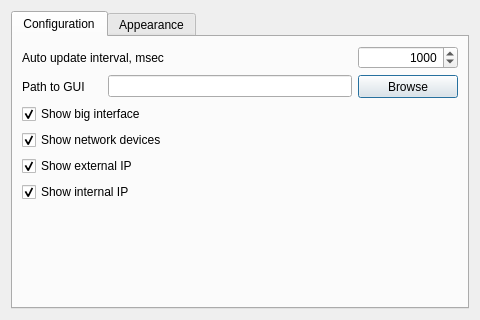
The window that sources/plasmoid/configwindow.ui (arcan1s/netctl-gui) describes before a commit, drawn with Qt 5.
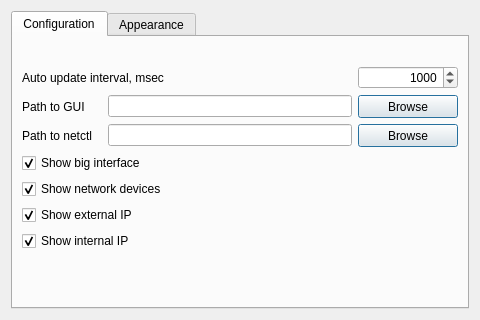
The same window after the commit. Custom widgets are drawn as their Qt base class.

Commit message: okay, buttons now work

Patch:
```diff
--- a/sources/plasmoid/configwindow.ui
+++ b/sources/plasmoid/configwindow.ui
@@ -30,6 +30,16 @@
        <string>Configuration</string>
       </attribute>
       <layout class="QVBoxLayout" name="verticalLayout_2">
+       <item>
+        <widget class="QLabel" name="label_info">
+         <property name="text">
+          <string/>
+         </property>
+         <property name="alignment">
+          <set>Qt::AlignCenter</set>
+         </property>
+        </widget>
+       </item>
        <item>
         <layout class="QHBoxLayout" name="layout_autoUpdate">
          <item>
@@ -124,6 +134,42 @@
          </item>
         </layout>
        </item>
+       <item>
+        <layout class="QHBoxLayout" name="layout_netctl">
+         <item>
+          <widget class="QLabel" name="label_netctl">
+           <property name="minimumSize">
+            <size>
+             <width>80</width>
+             <height>23</height>
+            </size>
+           </property>
+           <property name="text">
+            <string>Path to netctl</string>
+           </property>
+          </widget>
+         </item>
+         <item>
+          <widget class="QLineEdit" name="lineEdit_netctl"/>
+         </item>
+         <item>
+          <widget class="QPushButton" name="pushButton_netctl">
+           <property name="minimumSize">
+            <size>
+             <width>100</width>
+             <height>23</height>
+            </size>
+           </property>
+           <property name="text">
+            <string>Browse</string>
+           </property>
+           <property name="default">
+            <bool>true</bool>
+           </property>
+          </widget>
+         </item>
+        </layout>
+       </item>
        <item>
         <widget class="QCheckBox" name="checkBox_showBigInterface">
          <property name="text">
```
Left out of the diff: 2 changed lines with no effect on the pictures. The commit also changes 4 other files.
